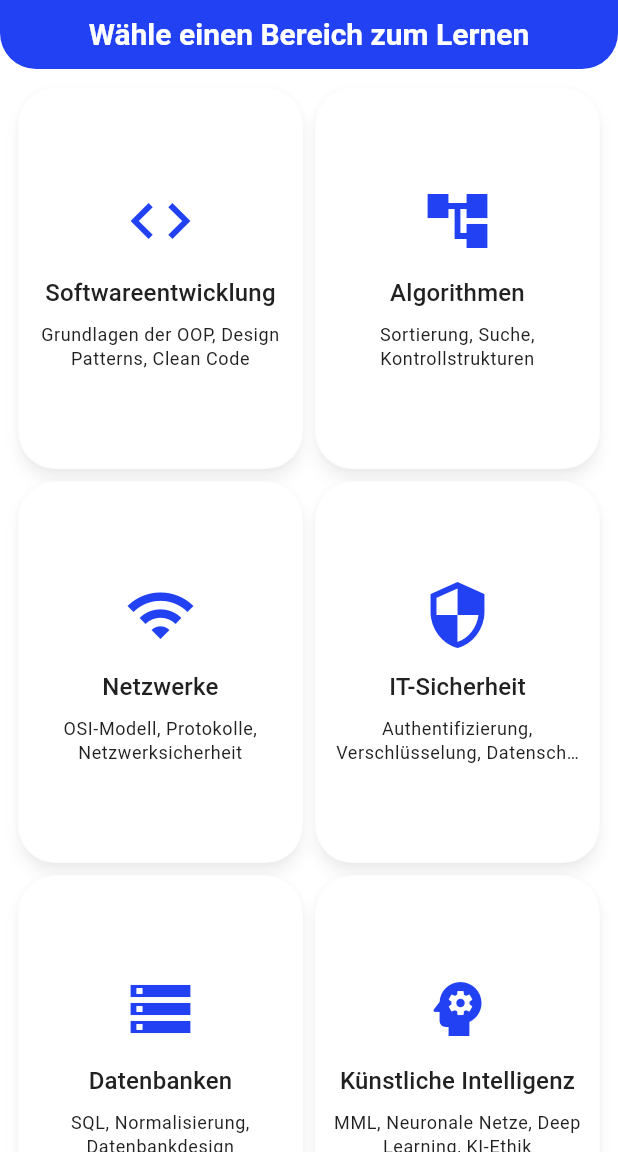
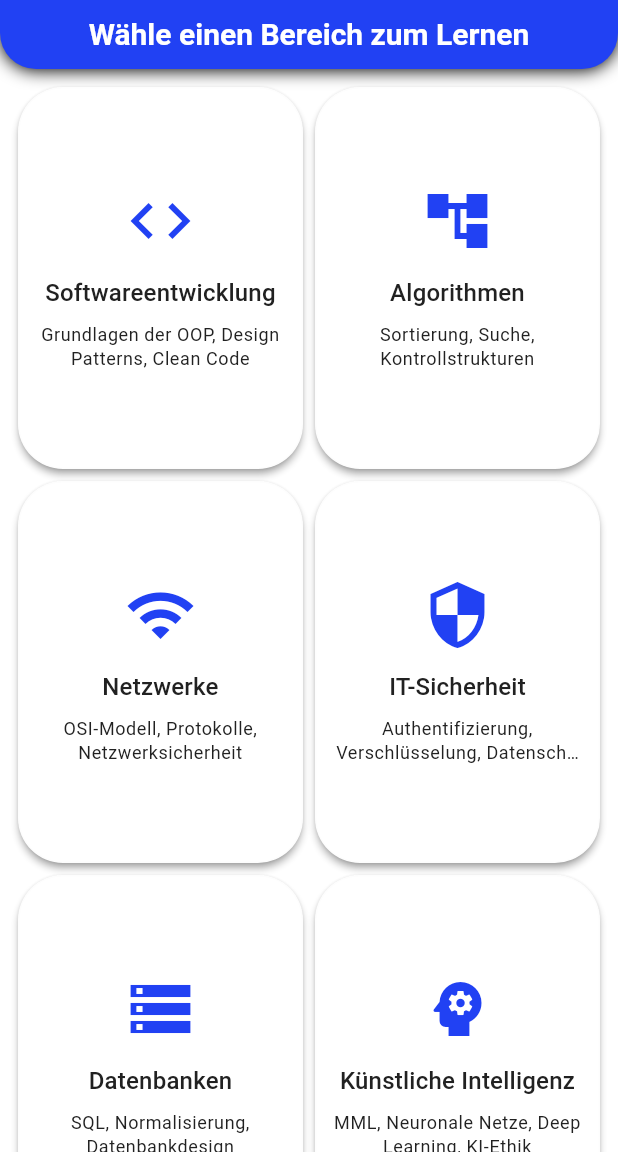
Before and after one commit to Ragnar-dot/Learnings, a Flutter app: the screen it shows after launch, in the side drawer, after a tap on "Kategorien", on a phone screen of 412 x 824 dp, the part 84-1236 px from its top. Run offline on Flutter 3.47's test engine with Material 3 defaults, Android fonts, the phone set to English and light mode, and no system bars; our stand-ins replace flip_card, flutter_inset_shadow, flutter_svg, shared_preferences; missing offline and left inert: flutter_pdfview.

Commit message:
redesignCathegoryScreen

```diff
--- a/lib/screens/category_screen.dart
+++ b/lib/screens/category_screen.dart
@@ -4,6 +4,8 @@ import 'quiz_screen.dart';
 import 'network_plan_screen.dart';
 import '../services/storage_service.dart';
 import '../theme/app_theme.dart';
+import '/widgets/app_drawer.dart';
+import '/providers/theme_provider.dart';
 
 import '../widgets/app_drawer.dart';
 
@@ -156,6 +158,15 @@ class _CategoryScreenState extends State<CategoryScreen> {
             padding: const EdgeInsets.all(10),
             decoration: BoxDecoration(
               color: theme.primaryColor,
+              boxShadow: theme  .brightness == Brightness.dark
+                  ? null
+                  : [
+                      BoxShadow(
+                        color: Colors.black,
+                        blurRadius: 9,
+                        offset: const Offset(0, 1),
+                      ),
+                    ],
               borderRadius: const BorderRadius.only(
                 bottomLeft: Radius.circular(24),
                 bottomRight: Radius.circular(24),
@@ -165,6 +176,7 @@ class _CategoryScreenState extends State<CategoryScreen> {
               'Wähle einen Bereich zum Lernen',
               style: theme.textTheme.headlineMedium?.copyWith(
                 color: Colors.white,
+
               ),
               textAlign: TextAlign.center,
             ),
@@ -185,12 +197,17 @@ class _CategoryScreenState extends State<CategoryScreen> {
                 final stats =
                     categoryStats[category] ?? QuizStats(category: category);
 
-                return Card(
-                  elevation: 4,
+                return Card(                                                                        // Karte
+                  elevation: 2,
+
+                  shadowColor: Theme.of(context).brightness == Brightness.dark ? const Color.fromARGB(255, 0, 0, 0) : const Color.fromARGB(255, 136, 136, 136),
+
+
+
 
                   margin: const EdgeInsets.all(2),
                   shape: RoundedRectangleBorder(
-                    borderRadius: BorderRadius.circular(25),
+                    borderRadius: BorderRadius.circular(30),
                     side: BorderSide(color: Theme.of(context).brightness == Brightness.dark ? const Color.fromARGB(121, 184, 184, 184) : const Color.fromARGB(14, 216, 216, 216)),                  // Rahmenfarbe
 
                   ),
```
Also changed, not shown: lib/theme/app_theme.dart (line endings or trailing spaces).
